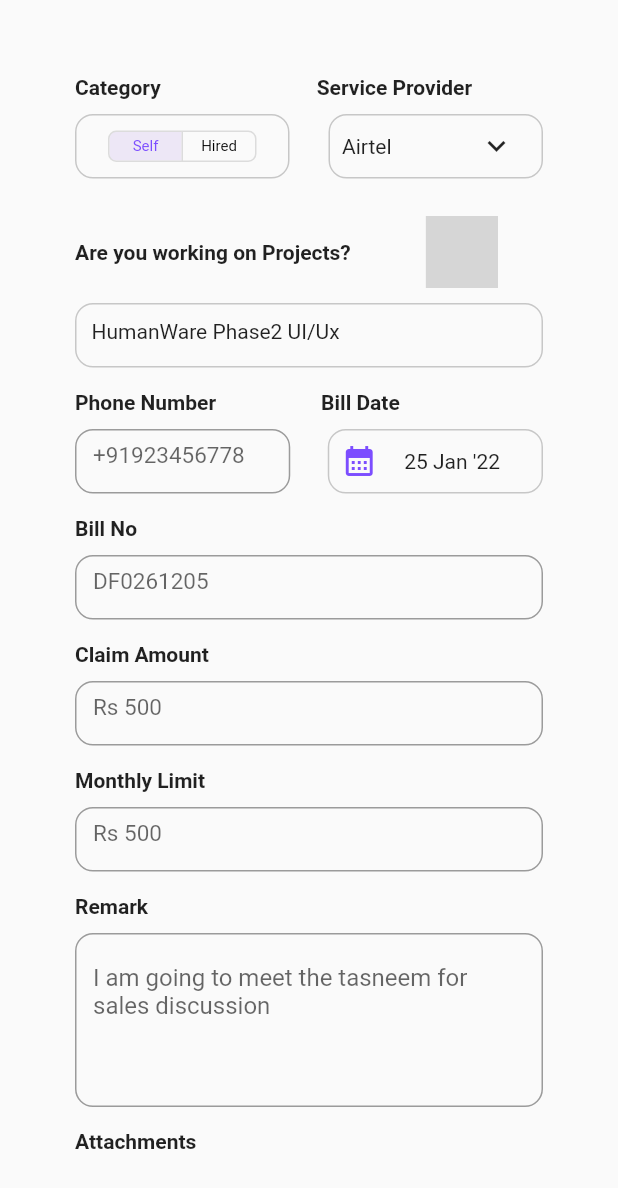
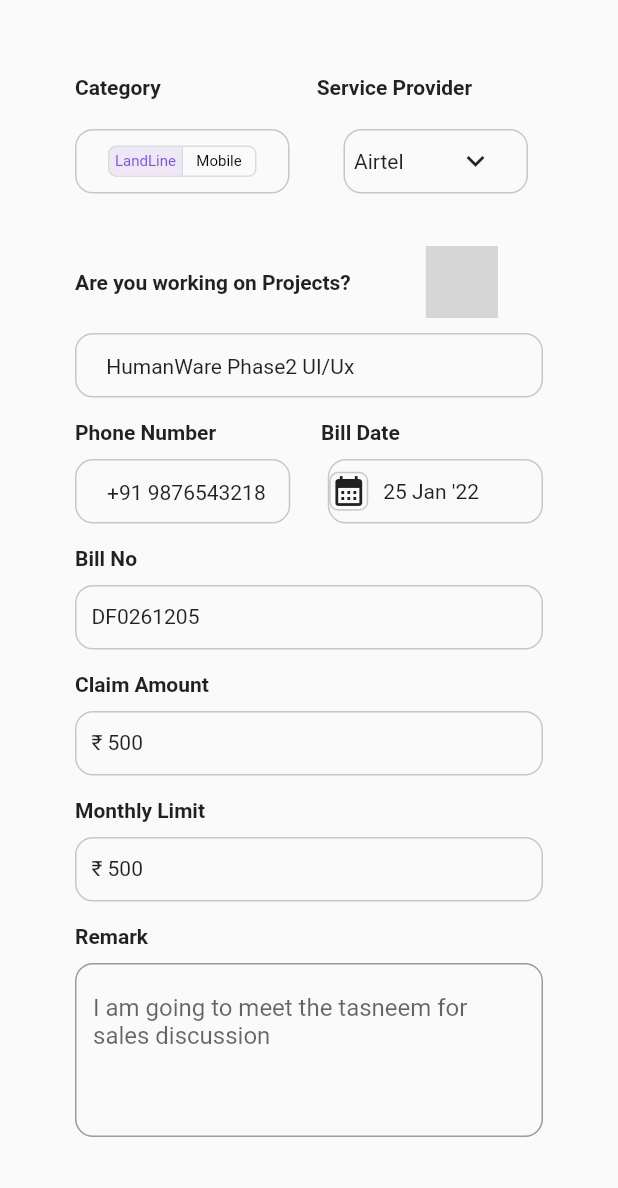
Before and after one commit to indhumathi1511/humanware, a Flutter app: the Mobile screen opened directly, on a phone screen of 412 x 824 dp. Shown: the top 1188 px of the screen. Run offline on Flutter 3.47's test engine with Material 2 defaults, Android fonts, the phone set to English and light mode, and no system bars; our stand-ins replace dotted_border, getwidget; network calls fail; grey boxes are pictures that could not be loaded.

Commit message:
mobile UI added

```diff
--- a/lib/mobile.dart
+++ b/lib/mobile.dart
@@ -1,10 +1,16 @@
 import 'package:dotted_border/dotted_border.dart';
 import 'package:flutter/material.dart';
 import 'package:getwidget/components/toggle/gf_toggle.dart';
-import 'package:humanware/constants.dart';
 
-import 'local_travel.dart';
-import 'toggle.dart';
+import 'toggle1.dart';
+//import 'toggle.dart';
+
+const kPrimaryColor = Colors.deepPurpleAccent;
+final kboxdecoration = BoxDecoration(
+    shape: BoxShape.rectangle,
+    borderRadius: BorderRadius.circular(12),
+    border: Border.all(color: Color(0xFFC7C7C7)));
+const ktextStyle = TextStyle(fontWeight: FontWeight.w600);
 
 class Mobile extends StatefulWidget {
   const Mobile({Key? key}) : super(key: key);
@@ -14,7 +20,6 @@ class Mobile extends StatefulWidget {
 }
 
 class _MobileState extends State<Mobile> {
-  ToggleButton toggleButton = ToggleButton();
   @override
   Widget build(BuildContext context) {
     return Scaffold(
@@ -44,12 +49,14 @@ class _MobileState extends State<Mobile> {
               flex: 1,
               child: Row(
                 children: [
-                  Expanded(flex: 1, child: ToggleButton()),
+                  Expanded(flex: 1, child: ToggleButtonn()),
                   SizedBox(
                     width: 26,
                   ),
                   Expanded(
                     flex: 1,
+                    child: Padding(
+                      padding: const EdgeInsets.all(10.0),
                       child: Container(
                         height: 43,
                         width: 139,
@@ -58,15 +65,16 @@ class _MobileState extends State<Mobile> {
                           children: [
                             Center(
                               child: Padding(
-                              padding: const EdgeInsets.all(8.0),
-                              child: Text('Airtel'),
+                                padding: const EdgeInsets.all(6.0),
+                                child: Center(child: Text('Airtel')),
                               ),
                             ),
                             SizedBox(
-                            width: 50,
+                              width: 30,
                             ),
                             Icon(Icons.keyboard_arrow_down),
                           ],
+                        ),
                       ),
                     ),
                   ),
@@ -101,8 +109,9 @@ class _MobileState extends State<Mobile> {
               width: 295,
               decoration: kboxdecoration,
               child: Padding(
-                padding: const EdgeInsets.all(10.0),
-                child: Text('HumanWare Phase2 UI/Ux'),
+                padding: const EdgeInsets.only(
+                    left: 15, right: 120, top: 12, bottom: 11),
+                child: Center(child: Text('HumanWare Phase2 UI/Ux')),
               ),
             ),
             SizedBox(
@@ -130,17 +139,49 @@ class _MobileState extends State<Mobile> {
               children: [
                 Expanded(
                   flex: 1,
-                  child: TextFieldWidget(text: '+91923456778'),
+
+                  child: Container(
+                    height: 43,
+                    decoration: kboxdecoration,
+                    child: Padding(
+                      padding: const EdgeInsets.only(
+                          left: 10, right: 5, top: 12, bottom: 11),
+                      child: Center(child: Text('+91 9876543218')),
+                    ),
+                  ),
+
+                  // child: Center(child: TextFieldWidget(text: '+91 923456778')),
                 ),
                 SizedBox(
                   width: 25,
                 ),
                 Expanded(
                     flex: 1,
-                  child: BoxContainer(
-                    text: '25 Jan \'22',
-                    icon: Icons.calendar_month,
+                    child: Container(
+                      height: 43,
+                      decoration: kboxdecoration,
+                      child: Row(
+                        children: [
+                          Container(
+                            child: Icon(Icons.calendar_month),
+                            decoration: BoxDecoration(
+                                shape: BoxShape.rectangle,
+                                borderRadius: BorderRadius.circular(6),
+                                border: Border.all(color: Color(0xFFC7C7C7))),
                           ),
+                          SizedBox(
+                            width: 10,
+                          ),
+                          Text('25 Jan \'22'),
+                        ],
+                      ),
+                    )
+
+                    // BoxContainer(
+                    //   text: '25 Jan \'22',
+                    //
+                    //   icon: Icons.calendar_month,
+                    // ),
                     ),
               ],
             ),
@@ -154,7 +195,15 @@ class _MobileState extends State<Mobile> {
             SizedBox(
               height: 10,
             ),
-            TextFieldWidget(text: 'DF0261205'),
+            Container(
+              height: 43,
+              decoration: kboxdecoration,
+              child: Padding(
+                padding: const EdgeInsets.only(
+                    left: 10, right: 5, top: 12, bottom: 11),
+                child: Text('DF0261205'),
+              ),
+            ),
             SizedBox(
               height: 15,
             ),
@@ -165,7 +214,15 @@ class _MobileState extends State<Mobile> {
             SizedBox(
               height: 10,
             ),
-            TextFieldWidget(text: 'Rs 500'),
+            Container(
+              height: 43,
+              decoration: kboxdecoration,
+              child: Padding(
+                padding: const EdgeInsets.only(
+                    left: 10, right: 5, top: 12, bottom: 11),
+                child: Text('₹ 500'),
+              ),
+            ),
             SizedBox(
               height: 15,
             ),
@@ -176,7 +233,15 @@ class _MobileState extends State<Mobile> {
             SizedBox(
               height: 10,
             ),
-            TextFieldWidget(text: 'Rs 500'),
+            Container(
+              height: 43,
+              decoration: kboxdecoration,
+              child: Padding(
+                padding: const EdgeInsets.only(
+                    left: 10, right: 5, top: 12, bottom: 11),
+                child: Text('₹ 500'),
+              ),
+            ),
             SizedBox(
               height: 15,
             ),
@@ -268,25 +333,26 @@ class _MobileState extends State<Mobile> {
   }
 }
 
-class TextFieldWidget extends StatelessWidget {
-  TextFieldWidget({required this.text});
-  final String text;
-  @override
-  Widget build(BuildContext context) {
-    return Container(
-      height: 43,
-      child: Center(
-        child: TextField(
-          minLines: 1,
-          style: TextStyle(fontSize: 15),
-          decoration: InputDecoration(
-            border: OutlineInputBorder(
-              borderRadius: BorderRadius.circular((12)),
-            ),
-            hintText: text,
-          ),
-        ),
-      ),
-    );
-  }
-}
+// class TextFieldWidget extends StatelessWidget {
+//   TextFieldWidget({required this.text});
+//   final String text;
+//   @override
+//   Widget build(BuildContext context) {
+//     return Container(
+//       height: 43,
+//       width: 135,
+//       child: Center(
+//         child: TextField(
+//           minLines: 1,
+//           style: TextStyle(fontSize: 15),
+//           decoration: InputDecoration(
+//             border: OutlineInputBorder(
+//               borderRadius: BorderRadius.circular((12)),
+//             ),
+//             hintText: text,
+//           ),
+//         ),
+//       ),
+//     );
+//   }
+// }
--- /dev/null
+++ b/lib/toggle1.dart
@@ -0,0 +1,52 @@
+import 'package:flutter/material.dart';
+
+class ToggleButtonn extends StatefulWidget {
+  const ToggleButtonn({Key? key}) : super(key: key);
+
+  @override
+  State<ToggleButtonn> createState() => _ToggleButtonnState();
+}
+
+class _ToggleButtonnState extends State<ToggleButtonn> {
+  List<bool> isSelected = [true, false];
+
+  @override
+  Widget build(BuildContext context) {
+    return Container(
+      height: 43,
+      width: 135,
+      padding: EdgeInsets.all(10),
+      decoration: BoxDecoration(
+        shape: BoxShape.rectangle,
+        borderRadius: BorderRadius.circular(12),
+        border: Border.all(color: Color(0xFFC7C7C7)),
+      ),
+      child: Center(
+        child: buildToggleButtons('LandLine', 'Mobile'),
+      ),
+    );
+  }
+
+  ToggleButtons buildToggleButtons(String text1, String text2) {
+    return ToggleButtons(
+      isSelected: isSelected,
+      selectedColor: Colors.deepPurpleAccent,
+      color: Colors.black,
+      fillColor: Colors.deepPurple[50],
+      renderBorder: true,
+      borderRadius: BorderRadius.circular(5),
+      children: <Widget>[
+        Text(text1, style: TextStyle(fontSize: 10)),
+        Text(text2, style: TextStyle(fontSize: 10)),
+      ],
+      onPressed: (int index) {
+        setState(() {
+          for (int i = 0; i < isSelected.length; i++) {
+            isSelected[i] = i == index;
+          }
+          //isSelected[index] = !isSelected[index];
+        });
+      },
+    );
+  }
+}
```
Also changed, not shown: lib/local_travel.dart (+65 -8 lines). Lines whose indentation alone changed are shown as unchanged.
